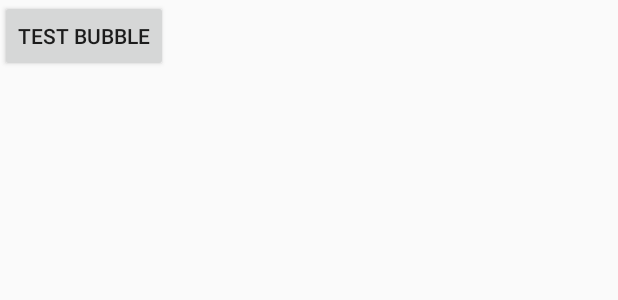
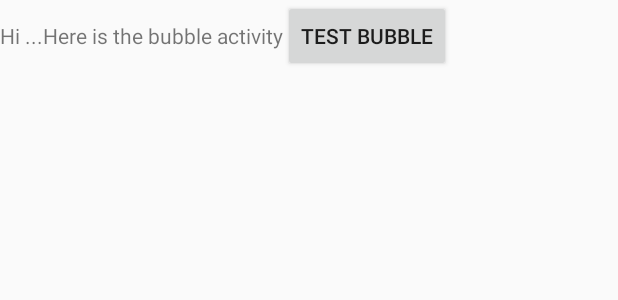
Before and after one commit to swetasamasti2310/LiveDataSample, an Android app: the layout activity_bubble.xml on its own in the app's theme, with its tools: preview values and no code run, on a phone screen of 412 x 824 dp. Shown: the top 300 px of the screen. Run offline under Robolectric (Android 15) with nearby library versions, the phone set to English and light mode, and no system bars.

Commit message:
Committing protoype of bubble api implementation for android Q

```diff
--- a/app/src/main/java/com/example/swetakumari/livedatasample/MyApplication.kt
+++ b/app/src/main/java/com/example/swetakumari/livedatasample/MyApplication.kt
@@ -1,12 +1,15 @@
 package com.example.swetakumari.livedatasample
 
 import android.app.Application
+import android.content.Context
 import android.support.v7.app.AppCompatDelegate
 
 class MyApplication: Application() {
+    lateinit var context: Context
 
     override fun onCreate() {
         super.onCreate();
+        context = applicationContext
         AppCompatDelegate.setDefaultNightMode(AppCompatDelegate.MODE_NIGHT_YES)
     }
 
--- a/app/src/main/res/layout/activity_bubble.xml
+++ b/app/src/main/res/layout/activity_bubble.xml
@@ -8,14 +8,17 @@
         tools:context=".Bubble.BubbleActivity"
         tools:layout_editor_absoluteY="81dp">
 
-    <Button android:id="@+id/selectImage"
+    <TextView
+            android:layout_width="wrap_content"
+            android:layout_height="wrap_content"
+            android:text="Hi ...Here is the bubble activity">
+
+    </TextView>
+
+    <Button android:id="@+id/button1"
             android:layout_width="wrap_content"
             android:layout_height="wrap_content"
             android:text="test bubble"
-            android:textAppearance="@style/TextAppearance.AppCompat.Widget.Button"
-            app:layout_constraintBottom_toBottomOf="parent"
-            app:layout_constraintLeft_toLeftOf="parent"
-            app:layout_constraintRight_toRightOf="parent"
-            app:layout_constraintTop_toTopOf="parent" />
+            android:textAppearance="@style/TextAppearance.AppCompat.Widget.Button"/>
 
 </LinearLayout>
--- a/app/src/main/res/values/strings.xml
+++ b/app/src/main/res/values/strings.xml
@@ -8,4 +8,6 @@
     <string name="clear_text">Clear Text</string>
     <string name="connection_error">Connection Error</string>
     <string name="select_image">Select Image</string>
+    <string name="bubble_channel">bubbleChannel</string>
+    <string name="bubble_channel_description">This is the channel description for bubble</string>
 </resources>
```
Also changed, not shown: app/src/main/java/com/example/swetakumari/livedatasample/Bubble/BubbleActivity.kt (+7 -0 lines), app/src/main/java/com/example/swetakumari/livedatasample/Bubble/BubbleHelper.kt (+12 -5 lines), app/src/main/java/com/example/swetakumari/livedatasample/MainActivity.kt (+20 -1 lines).
